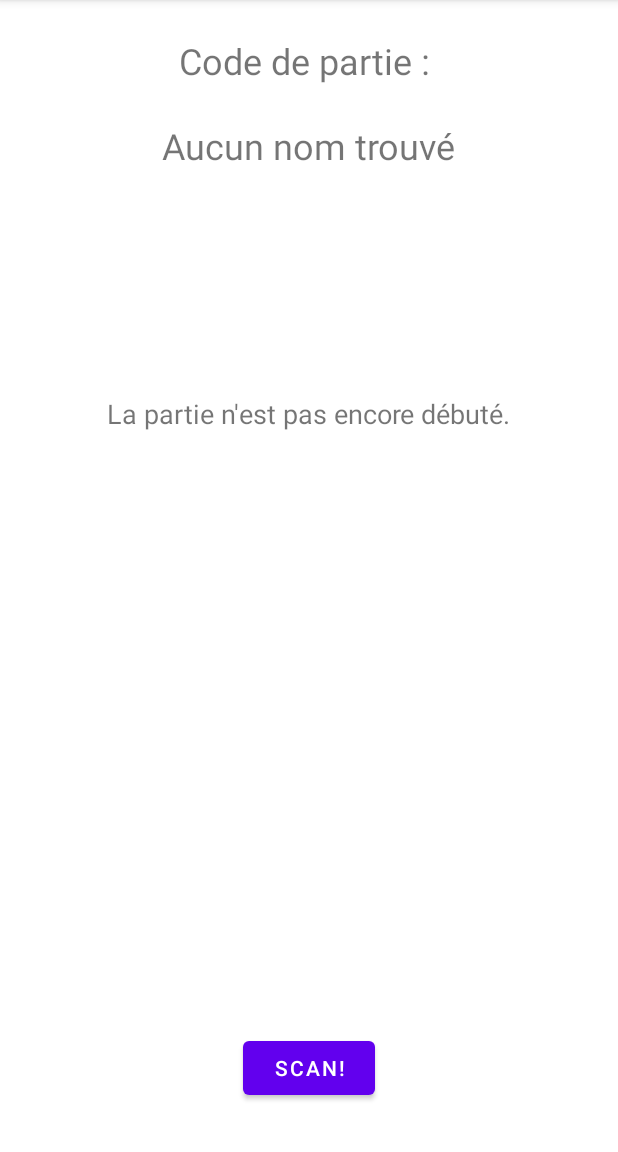
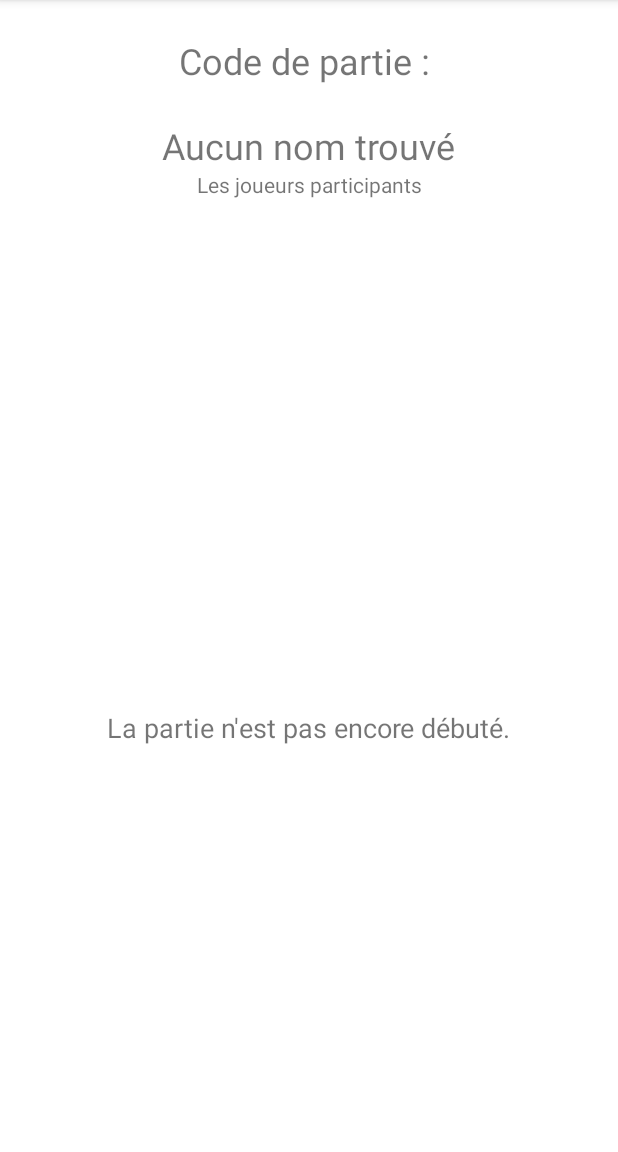
Before and after one commit to Jorbidan/JeuxQR_CBA, an Android app: the LobbyActivity screen opened directly, with no data from a screen before it, on a phone screen of 412 x 824 dp, the part 84-1236 px from its top. Run offline under Robolectric (Android 15) with nearby library versions, the phone set to English and light mode, and no system bars; our stand-ins replace Firebase (no records; nobody signed in at launch, a user with empty details on screens opened directly); 1 statement that could not run was skipped.

Commit message:
Recycler view et abonnement au joueurs dans la partie est complet et fonctionnel en RealTime

```diff
--- a/QRCode/app/src/main/java/com/example/qrcode/LobbyActivity.java
+++ b/QRCode/app/src/main/java/com/example/qrcode/LobbyActivity.java
@@ -2,6 +2,8 @@ package com.example.qrcode;
 
 import androidx.annotation.NonNull;
 import androidx.appcompat.app.AppCompatActivity;
+import androidx.recyclerview.widget.LinearLayoutManager;
+import androidx.recyclerview.widget.RecyclerView;
 
 import android.content.SharedPreferences;
 import android.os.Bundle;
@@ -16,6 +18,8 @@ import com.google.android.gms.tasks.OnCompleteListener;
 import com.google.android.gms.tasks.Task;
 
 import java.io.File;
+import java.util.ArrayList;
+import java.util.List;
 
 public class LobbyActivity extends AppCompatActivity {
     TextView textCurrentGame;
@@ -24,6 +28,10 @@ public class LobbyActivity extends AppCompatActivity {
     String gameCode;
     GameService gameService;
     AuthenticationService authenticationService;
+    RecyclerView recyclerView;
+    RecyclerView.Adapter recyclerViewAdapter;
+    RecyclerView.LayoutManager layoutManager;
+    List<String> playersInLobby = new ArrayList<>();
     @Override
     protected void onCreate(Bundle savedInstanceState) {
         super.onCreate(savedInstanceState);
@@ -34,6 +42,12 @@ public class LobbyActivity extends AppCompatActivity {
         gameCode = "";
         textCurrentGame = findViewById(R.id.text_lobby_currentGame);
         textDisplayName = findViewById(R.id.text_lobby_displayName);
+        recyclerView = findViewById(R.id.recyclerView_lobby_playerRecycler);
+        recyclerView.setHasFixedSize(true);
+        layoutManager = new LinearLayoutManager(this);
+        recyclerView.setLayoutManager(layoutManager);
+        recyclerViewAdapter = new PlayerRecyclerAdapter(playersInLobby);
+        recyclerView.setAdapter(recyclerViewAdapter);
         setData();
         setListeners();
     }
@@ -59,8 +73,28 @@ public class LobbyActivity extends AppCompatActivity {
                     Log.e("gameCOdeFOund",task.getResult());
                     gameCode = task.getResult();
                     textCurrentGame.setText("Code de partie : " + gameCode);
+                    showPlayersInLobby();
                 }
             }
         });
     }
+    private void showPlayersInLobby(){
+        gameService.subscribeToPlayerList(gameCode, new GameService.OnPlayerInGameChange() {
+            @Override
+            public void joinGame(String player) {
+                playersInLobby.add(player);
+                updateRecycler();
+            }
+
+            @Override
+            public void leaveGame(String player) {
+                playersInLobby.remove(player);
+                updateRecycler();
+            }
+        });
+    }
+
+    private void updateRecycler() {
+        recyclerViewAdapter.notifyDataSetChanged();
+    }
 }
--- /dev/null
+++ b/QRCode/app/src/main/java/com/example/qrcode/PlayerRecyclerAdapter.java
@@ -0,0 +1,45 @@
+package com.example.qrcode;
+
+import android.view.LayoutInflater;
+import android.view.View;
+import android.view.ViewGroup;
+import android.widget.TextView;
+
+import androidx.annotation.NonNull;
+import androidx.recyclerview.widget.RecyclerView;
+
+import java.util.List;
+
+public class PlayerRecyclerAdapter extends RecyclerView.Adapter<PlayerRecyclerAdapter.MyViewHolder> {
+    private List<String> players;
+
+    public PlayerRecyclerAdapter(List<String> players){
+        this.players = players;
+    }
+    @NonNull
+    @Override
+    public MyViewHolder onCreateViewHolder(@NonNull ViewGroup parent, int viewType) {
+        View view = LayoutInflater.from(parent.getContext()).inflate(R.layout.card_players_lobby, parent, false);//touch me
+        MyViewHolder viewHolder = new MyViewHolder(view);
+        return viewHolder;
+    }
+
+    @Override
+    public void onBindViewHolder(@NonNull MyViewHolder holder, int position) {
+        String stringToBind = players.get(position);
+        holder.textView_playerName.setText(stringToBind);
+    }
+
+    @Override
+    public int getItemCount() {
+        return players.size();
+    }
+
+    public static class MyViewHolder extends RecyclerView.ViewHolder {
+        TextView textView_playerName;
+        public MyViewHolder(@NonNull View itemView) {
+            super(itemView);
+            textView_playerName = itemView.findViewById(R.id.textView_card_playername);
+        }
+    }
+}
--- a/QRCode/app/src/main/java/com/example/qrcode/gameManager/FirebaseGameService.java
+++ b/QRCode/app/src/main/java/com/example/qrcode/gameManager/FirebaseGameService.java
@@ -10,9 +10,12 @@ import android.content.SharedPreferences;
 import com.google.android.gms.tasks.Continuation;
 import com.google.android.gms.tasks.Task;
 import com.google.firebase.firestore.CollectionReference;
+import com.google.firebase.firestore.DocumentChange;
 import com.google.firebase.firestore.DocumentSnapshot;
+import com.google.firebase.firestore.EventListener;
 import com.google.firebase.firestore.FirebaseFirestore;
 import com.google.firebase.firestore.FirebaseFirestoreException;
+import com.google.firebase.firestore.QuerySnapshot;
 
 import java.util.HashMap;
 import java.util.Map;
@@ -153,6 +156,29 @@ public class FirebaseGameService implements GameService {
 
     @Override
     public Void subscribeToPlayerList(String gameCode, OnPlayerInGameChange onPlayerInGameChange) {
+        gameDatabase.collection("Games").document(gameCode).collection("Players").addSnapshotListener(new EventListener<QuerySnapshot>() {
+            @Override
+            public void onEvent(@Nullable QuerySnapshot snapshots,
+                                @Nullable FirebaseFirestoreException e) {
+                if (e != null) {
+                    Log.w("TAG", "listen:error", e);
+                    return;
+                }
+
+                for (DocumentChange dc : snapshots.getDocumentChanges()) {
+                    switch (dc.getType()) {
+                        case ADDED:
+                            onPlayerInGameChange.joinGame(dc.getDocument().getId());
+                            Log.e("PlayerList changed", "Added : " + dc.getDocument().getId());
+                            break;
+                        case REMOVED:
+                            onPlayerInGameChange.leaveGame(dc.getDocument().getId());
+                            Log.e("PlayerList changed", "Removed : " + dc.getDocument().getId());
+                            break;
+                    }
+                }
+            }
+        });
         return null;
     }
 
--- a/QRCode/app/src/main/res/layout/activity_lobby.xml
+++ b/QRCode/app/src/main/res/layout/activity_lobby.xml
@@ -26,24 +26,36 @@
         app:layout_constraintStart_toStartOf="parent"
         app:layout_constraintTop_toBottomOf="@+id/text_lobby_currentGame" />
 
-    <Button
-        android:id="@+id/btn_lobby_scan"
-        android:layout_width="wrap_content"
-        android:layout_height="wrap_content"
-        android:layout_marginBottom="32dp"
-        android:text="SCAN!"
-        app:layout_constraintBottom_toBottomOf="parent"
-        app:layout_constraintEnd_toEndOf="parent"
-        app:layout_constraintStart_toStartOf="parent"
-        tools:visibility="invisible" />
-
     <TextView
         android:id="@+id/text_lobby_indice"
         android:layout_width="wrap_content"
         android:layout_height="wrap_content"
-        android:layout_marginTop="150dp"
-        android:text="La partie n'est pas encore débuté."
+        android:layout_marginTop="16dp"
+        android:text="@string/la_partie_n_est_pas_encore_d_but"
         android:textSize="18sp"
+        app:layout_constraintEnd_toEndOf="parent"
+        app:layout_constraintStart_toStartOf="parent"
+        app:layout_constraintTop_toBottomOf="@+id/recyclerView_lobby_playerRecycler" />
+
+    <androidx.recyclerview.widget.RecyclerView
+        android:id="@+id/recyclerView_lobby_playerRecycler"
+        android:layout_width="0dp"
+        android:layout_height="300dp"
+        android:layout_marginStart="16dp"
+        android:layout_marginTop="24dp"
+        android:layout_marginEnd="16dp"
+        android:layout_marginBottom="250dp"
+        app:layout_constraintBottom_toBottomOf="parent"
+        app:layout_constraintEnd_toEndOf="parent"
+        app:layout_constraintStart_toStartOf="parent"
+        app:layout_constraintTop_toBottomOf="@+id/textView2"
+        app:layout_constraintVertical_bias="0.0" />
+
+    <TextView
+        android:id="@+id/textView2"
+        android:layout_width="wrap_content"
+        android:layout_height="wrap_content"
+        android:text="@string/les_joueurs_participants"
         app:layout_constraintEnd_toEndOf="parent"
         app:layout_constraintStart_toStartOf="parent"
         app:layout_constraintTop_toBottomOf="@+id/text_lobby_displayName" />
--- a/QRCode/app/src/main/res/values/strings.xml
+++ b/QRCode/app/src/main/res/values/strings.xml
@@ -10,4 +10,7 @@
     <string name="l_administrateur_pourra_gerer_les_parties_ici">L\'administrateur pourra gerer les parties ici.</string>
     <string name="retour_menu_principale">Retour menu principale</string>
     <string name="ajouter_image">Ajouter Image</string>
+    <string name="les_joueurs_participants">Les joueurs participants</string>
+    <string name="la_partie_n_est_pas_encore_d_but">La partie n\'est pas encore débuté.</string>
+    <string name="scan">SCAN!</string>
 </resources>
```
Also changed, not shown: QRCode/app/src/main/res/layout/card_players_lobby.xml (added, +17 -0 lines).
